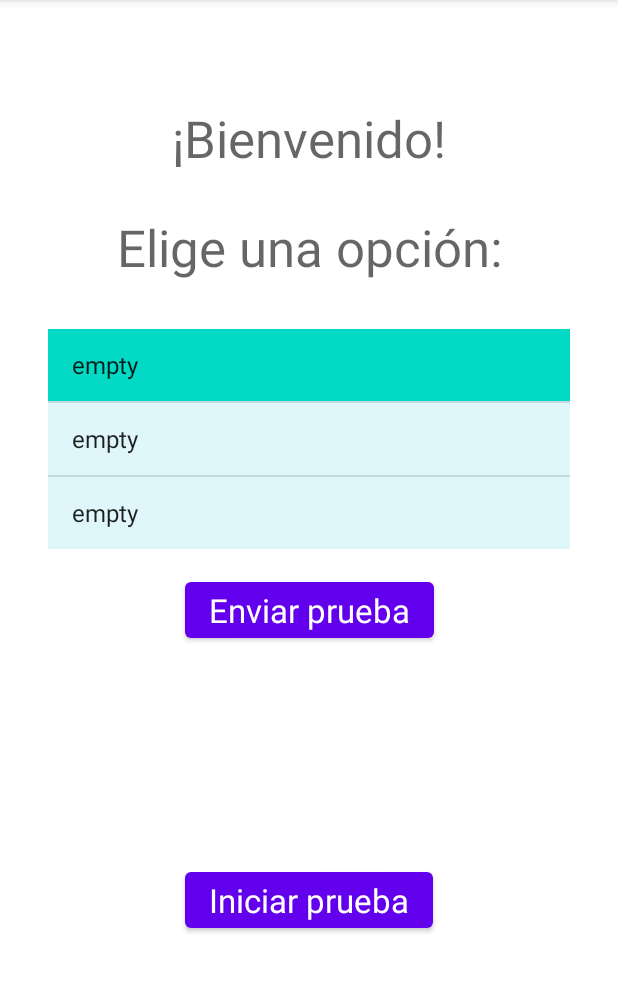
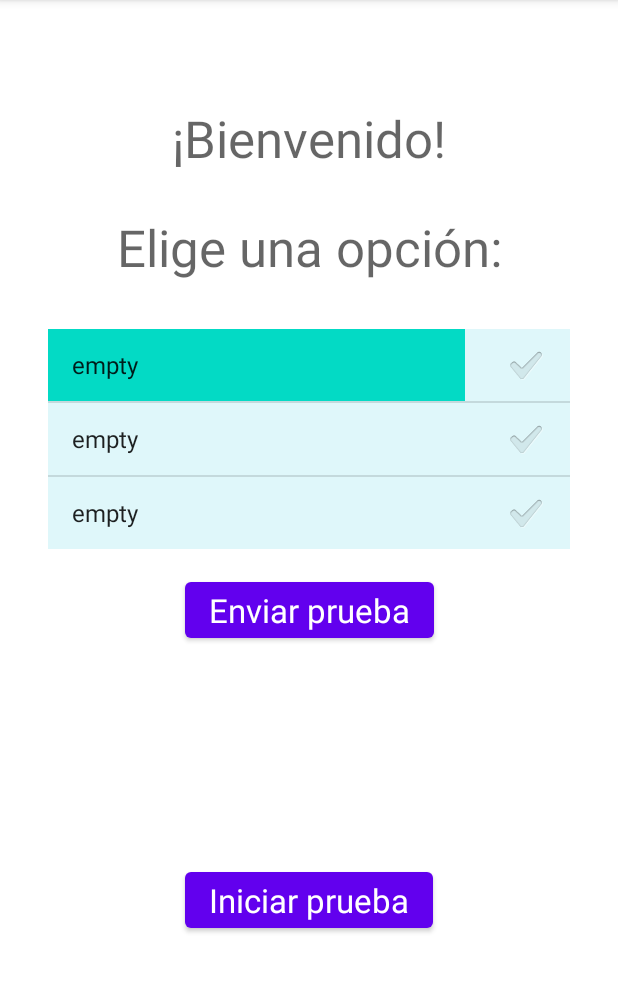
Before and after one commit to CamilaR20/Camera_android_app, an Android app: the screen it shows after launch (MainActivity), after a tap on "empty", on a phone screen of 412 x 824 dp, the part 84-1076 px from its top. Run offline under Robolectric (Android 15) with nearby library versions, the phone set to English and light mode, and no system bars.

```diff
--- a/app/src/main/java/com/example/campp/MainActivity.java
+++ b/app/src/main/java/com/example/campp/MainActivity.java
@@ -6,64 +6,106 @@ import android.content.Context;
 import android.content.Intent;
 import android.content.SharedPreferences;
 import android.os.Bundle;
-import android.util.Log;
 import android.view.View;
-import android.widget.AdapterView;
 import android.widget.ArrayAdapter;
 import android.widget.ListView;
 
 public class MainActivity extends AppCompatActivity {
-    int selectedPosition = 0;
-    String[] paths = {"empty", "empty", "empty"};
+    private int selectedPosition = 0;
+    private String[] paths = {"empty", "empty", "empty"};
+    private String[] sent_status = {"F", "F", "F"};
+
 
     @Override
     protected void onCreate(Bundle savedInstanceState) {
         super.onCreate(savedInstanceState);
         setContentView(R.layout.activity_main);
 
+        // Get path to last tests and sent status
         SharedPreferences mPrefs = getSharedPreferences("lastTests", Context.MODE_PRIVATE);
         paths[0] = mPrefs.getString("p1", "empty");
         paths[1] = mPrefs.getString("p2", "empty");
         paths[2] = mPrefs.getString("p3", "empty");
-        Log.d("pathtopic", "PATHS: " + paths[0] + " " + paths[1] + " " + paths[2]);
+        sent_status[0] = mPrefs.getString("s1", "F");
+        sent_status[1] = mPrefs.getString("s2", "F");
+        sent_status[2] = mPrefs.getString("s3", "F");
 
+        // Get info from paths to show in readable format
         String[] testsNames = new String[3];
         if (paths[0].equals("empty")){
             testsNames[0] = testsNames[1] = testsNames[2] = "empty";
         } else if (paths[1].equals("empty")) {
-            testsNames[0] = paths[0].substring(paths[0].length() - 17);
+            testsNames[0] = getFormattedTxt(paths[0].substring(paths[0].length() - 21));
             testsNames[1] = testsNames[2] = "empty";
         } else if (paths[2].equals("empty")) {
-            testsNames[0] = paths[0].substring(paths[0].length() - 17);
-            testsNames[1] = paths[1].substring(paths[1].length() - 17);
+            testsNames[0] = getFormattedTxt(paths[0].substring(paths[0].length() - 21));
+            testsNames[1] = getFormattedTxt(paths[1].substring(paths[1].length() - 21));
             testsNames[2] = "empty";
         } else {
-            testsNames[0] = paths[0].substring(paths[0].length() - 17);
-            testsNames[1] = paths[1].substring(paths[1].length() - 17);
-            testsNames[2] = paths[2].substring(paths[2].length() - 17);
+            testsNames[0] = getFormattedTxt(paths[0].substring(paths[0].length() - 21));
+            testsNames[1] = getFormattedTxt(paths[1].substring(paths[1].length() - 21));
+            testsNames[2] = getFormattedTxt(paths[2].substring(paths[2].length() - 21));
         }
 
+        // List of last tests
         ArrayAdapter adapter = new ArrayAdapter<>(this, android.R.layout.simple_list_item_activated_1, testsNames);
-        ListView listView = (ListView) findViewById(R.id.testsList);
+        ListView listView = findViewById(R.id.testsList);
         listView.setAdapter(adapter);
+        listView.setChoiceMode(ListView.CHOICE_MODE_SINGLE);
+        // List that shows sent status of last tests
+        final String[] EMPTY = {"", "", ""};
+        ArrayAdapter adapter2 = new ArrayAdapter<>(this, android.R.layout.simple_list_item_checked, EMPTY);
+        ListView listView2 = findViewById(R.id.statusList);
+        listView2.setAdapter(adapter2);
+        listView2.setChoiceMode(ListView.CHOICE_MODE_MULTIPLE);
+        listView2.setEnabled(false);
+        modifyStatus();
 
-        listView.setOnItemClickListener(new AdapterView.OnItemClickListener() {
-            @Override
-            public void onItemClick(AdapterView<?> parent, View view, int position, long id) {
-                ListView listView = (ListView) findViewById(R.id.testsList);
-                listView.setChoiceMode(ListView.CHOICE_MODE_SINGLE);
-                listView.setItemChecked(position, true);
-                selectedPosition = position;
-            }
+        // When test is selected to be sent background color changes
+        listView.setOnItemClickListener((parent, view, position, id) -> {
+            selectedPosition = position;
         });
+    }
+
+    // Get info stored in the paths of tests
+    private String getFormattedTxt(String txt) {
+        String id = "ID: " + txt.substring(0, 4) + ", ";
+        String date = "Fecha: " + txt.substring(5, 7) + "/" + txt.substring(7, 9) + "/" + txt.substring(9, 13) + ", ";
+        String time = "Hora: " + txt.substring(14, 16) + ":" + txt.substring(16, 18) + ", ";
+        String status;
+        if (txt.endsWith("F")){
+            status = "OFF";
+        } else {
+            status = "ON";
+        }
+        return id + date + time + status;
+    }
+
+    // Modify listview check, that indicates if test has been sent to the cloud
+    private void modifyStatus() {
+        ListView listView = findViewById(R.id.statusList);
+        for (int i=0; i<3; i++){
+            listView.setItemChecked(i, sent_status[i].equals("T"));
+        }
+
     }
 
     public void sendToCloud(View view){
         // Send folder contents to cloud
         String pathToDir = paths[selectedPosition];
+
+        // Check item that was sent(if successful)
+        sent_status[selectedPosition] = "T";
+        modifyStatus();
     }
 
     public void goToInstructions(View view){
+        // Change sent status of items
+        SharedPreferences mPrefs = getSharedPreferences("lastTests", Context.MODE_PRIVATE);
+        SharedPreferences.Editor mEditor = mPrefs.edit();
+        mEditor.putString("s1", sent_status[0]).commit();
+        mEditor.putString("s2", sent_status[1]).commit();
+        mEditor.putString("s3", sent_status[2]).commit();
 //        Intent intent = new Intent(this, CameraActivity.class);
         Intent intent = new Intent(this, InstructionsActivity.class);
         startActivity(intent);
--- a/app/src/main/res/layout/activity_camera.xml
+++ b/app/src/main/res/layout/activity_camera.xml
@@ -50,7 +50,6 @@
         android:id="@+id/finish_btn"
         android:layout_width="wrap_content"
         android:layout_height="wrap_content"
-        android:background="#FF5722"
         android:onClick="stopRec"
         android:text="Terminar"
         app:layout_constraintBottom_toBottomOf="parent"
--- a/app/src/main/res/layout/activity_main.xml
+++ b/app/src/main/res/layout/activity_main.xml
@@ -42,27 +42,44 @@
         app:layout_constraintStart_toStartOf="parent"
         app:layout_constraintTop_toBottomOf="@+id/button_send" />
 
-    <ListView
-        android:id="@+id/testsList"
-        android:layout_width="0dp"
+    <LinearLayout
+        android:id="@+id/lists"
         android:layout_height="wrap_content"
+        android:layout_width="fill_parent"
+        android:orientation="horizontal"
         android:layout_marginStart="32dp"
         android:layout_marginTop="32dp"
         android:layout_marginEnd="32dp"
-        android:background="#2000BCD4"
         app:layout_constraintEnd_toEndOf="parent"
         app:layout_constraintStart_toStartOf="parent"
-        app:layout_constraintTop_toBottomOf="@+id/textView" />
+        app:layout_constraintTop_toBottomOf="@+id/textView">
+        <ListView
+            android:id="@+id/testsList"
+            android:layout_height="wrap_content"
+            android:layout_width="0dp"
+            android:layout_weight="0.8"
+            android:background="#2000BCD4"/>
+
+        <ListView
+            android:id="@+id/statusList"
+            android:layout_height="wrap_content"
+            android:background="#2000BCD4"
+            android:layout_width="0dp"
+            android:layout_weight="0.2"/>
+    </LinearLayout>
+
 
     <Button
         android:id="@+id/button_send"
         android:layout_width="wrap_content"
         android:layout_height="wrap_content"
         android:layout_marginTop="16dp"
+        android:layout_weight="0.2"
+        android:onClick="sendToCloud"
         android:text="Enviar prueba"
         android:textAppearance="@style/TextAppearance.AppCompat.Large"
         app:layout_constraintEnd_toEndOf="parent"
         app:layout_constraintStart_toStartOf="parent"
-        app:layout_constraintTop_toBottomOf="@id/testsList" />
+        app:layout_constraintTop_toBottomOf="@id/lists" />
 
 </androidx.constraintlayout.widget.ConstraintLayout>
```
Also changed, not shown: app/src/main/java/com/example/campp/CameraActivity.java (+35 -12 lines).
